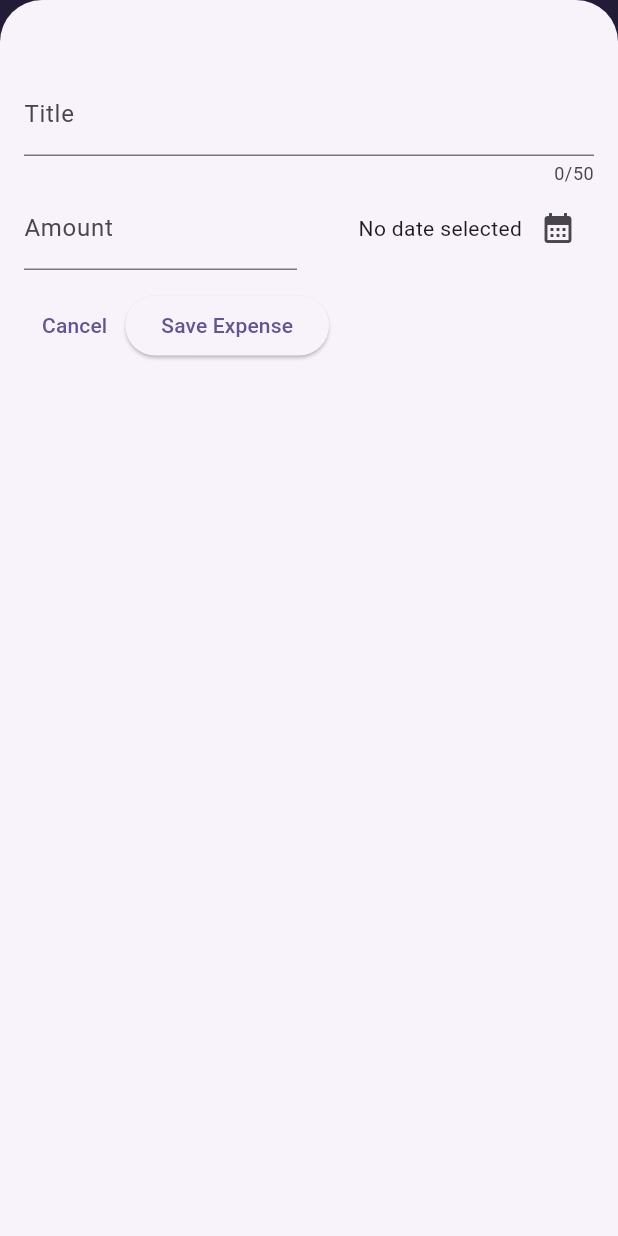
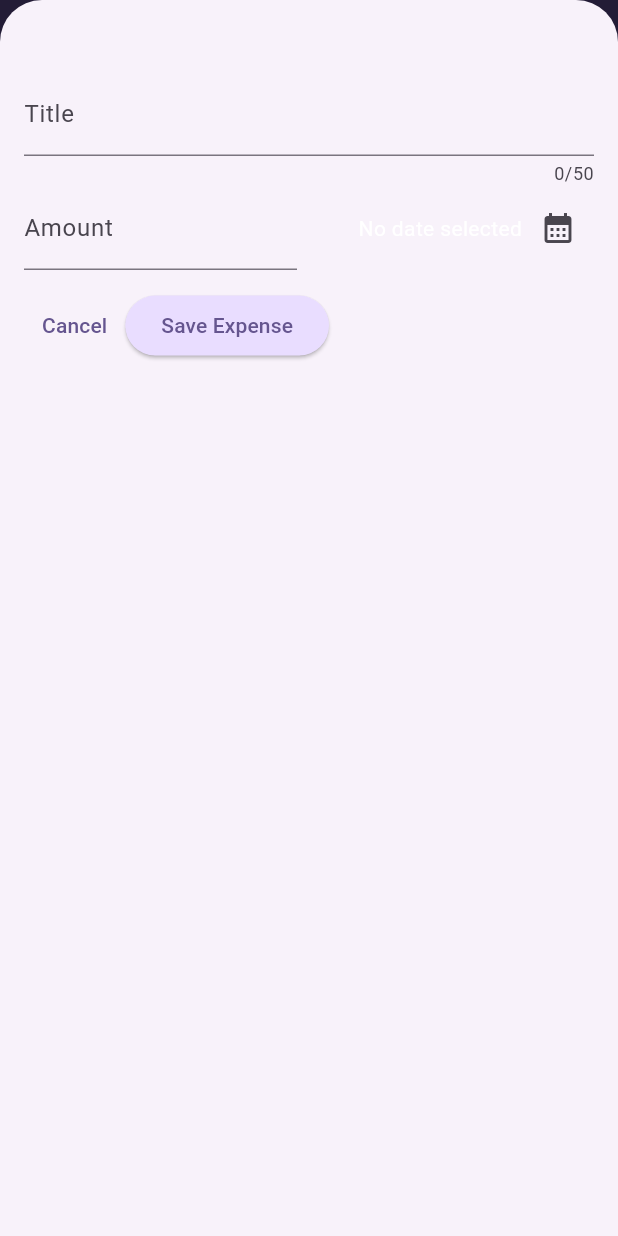
Before and after one commit to tundeloper/expense_tracker_dart, a Flutter app: the screen it shows after launch, after a tap on the "add" icon, on a phone screen of 412 x 824 dp. Run offline on Flutter 3.47's test engine with Material 2 defaults, Android fonts, the phone set to English and light mode, and no system bars.

Commit message:
dark theme

```diff
--- a/lib/expense_item.dart
+++ b/lib/expense_item.dart
@@ -12,15 +12,16 @@ class ExpenseItem extends StatelessWidget {
       child: Padding(
         padding: const EdgeInsets.symmetric(horizontal: 20, vertical: 16),
         child: Column(
+          crossAxisAlignment: CrossAxisAlignment.start,
           children: [
-            Text(expense.title),
+            Text(expense.title,style: Theme.of(context).textTheme.titleLarge),
             const SizedBox(
               height: 4,
             ),
             Row(
               children: [
                 Text('\$${expense.amount.toStringAsFixed(2)}'),
-                const Spacer(flex: 1),
+                const Spacer(),
                 Row(
                   children: [
                     Icon(categoryIcons[expense.category]),
--- a/lib/expenses.dart
+++ b/lib/expenses.dart
@@ -29,7 +29,7 @@ class _ExpensesState extends State<Expenses> {
     ),
     Expense(
       title: 'Book',
-      amount: 15.69,
+      amount: 20.69,
       date: DateTime.now(),
       category: Category.leisure.toString(),
     ),
@@ -55,8 +55,8 @@ class _ExpensesState extends State<Expenses> {
         title: const Text('Expense Tracker'),
         actions: [
           SizedBox(
-            height: 100,
-            width: 100,
+            height: 50,
+            width: 50,
             child: IconButton(
               onPressed: _openAddExpenseOverlay,
               icon: const Icon(Icons.add),
--- a/lib/main.dart
+++ b/lib/main.dart
@@ -4,16 +4,35 @@ import 'package:expense_tracker/expenses.dart';
 
 final kColorScheme =
     ColorScheme.fromSeed(seedColor: const Color.fromARGB(255, 96, 59, 181));
+
+final kDarkColorScheme =
+    ColorScheme.fromSeed(seedColor: const Color.fromARGB(255, 96, 59, 181));
 void main() {
   runApp(
     MaterialApp(
+      darkTheme: ThemeData.dark(useMaterial3: true)
+          .copyWith(colorScheme: kDarkColorScheme),
       theme: ThemeData(useMaterial3: true).copyWith(
           useMaterial3: true,
           colorScheme: kColorScheme,
           appBarTheme: const AppBarTheme().copyWith(
               backgroundColor: kColorScheme.onPrimaryContainer,
               foregroundColor: kColorScheme.primaryContainer),
-          cardTheme: CardTheme(color: kColorScheme.onPrimaryContainer, margin: const EdgeInsets.symmetric(vertical: 8, horizontal: 16))),
+          cardTheme: CardTheme(
+              color: kColorScheme.secondaryContainer,
+              margin: const EdgeInsets.symmetric(vertical: 8, horizontal: 16)),
+          elevatedButtonTheme: ElevatedButtonThemeData(
+              style: ElevatedButton.styleFrom(
+                  backgroundColor: kColorScheme.primaryContainer)),
+          textTheme: const TextTheme().copyWith(
+              titleLarge: const TextStyle(
+                  fontWeight: FontWeight.bold,
+                  color: Color.fromARGB(255, 114, 13, 139),
+                  fontSize: 17),
+              titleMedium: const TextStyle(
+                  fontWeight: FontWeight.bold,
+                  // color: Color.fromARGB(3, 3, 93, 3),
+                  fontSize: 16))),
       home: const Expenses(),
     ),
   );
```
